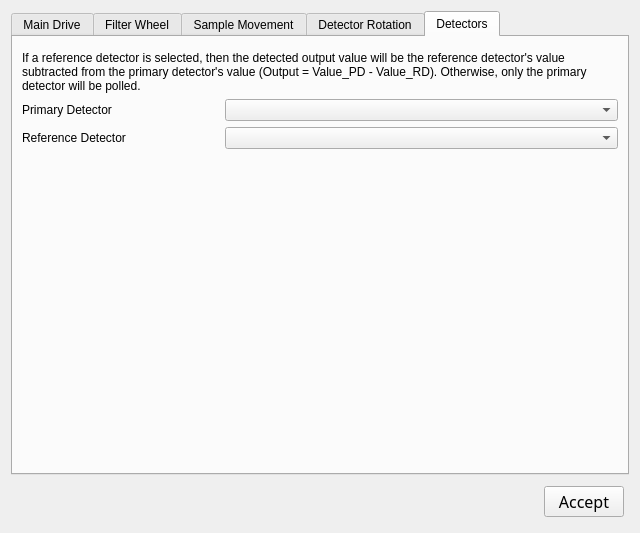
Before: the Qt Designer form ui/machine_config.ui in mitbailey/MMC, drawn with Qt 5.
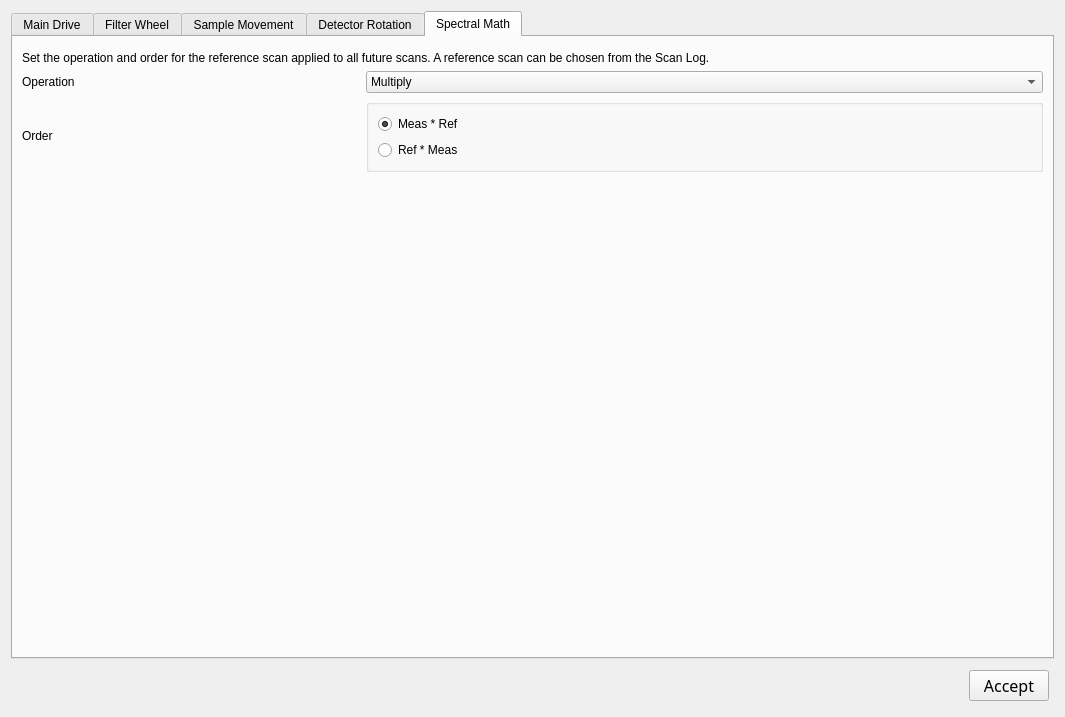
After: the same form once the commit is applied. The open tabs and pages were chosen to show the change.

Commit message: Fixed ref check boxes

Diff of the .ui file:
```diff
--- a/ui/machine_config.ui
+++ b/ui/machine_config.ui
@@ -6,8 +6,8 @@
    <rect>
     <x>0</x>
     <y>0</y>
-    <width>640</width>
-    <height>533</height>
+    <width>1065</width>
+    <height>717</height>
    </rect>
   </property>
   <property name="minimumSize">
@@ -1302,7 +1302,7 @@
      </widget>
      <widget class="QWidget" name="tab">
       <attribute name="title">
-       <string>Detectors</string>
+       <string>Spectral Math</string>
       </attribute>
       <layout class="QVBoxLayout" name="verticalLayout">
        <item>
@@ -1319,7 +1319,7 @@
             </size>
            </property>
            <property name="text">
-            <string>If a reference detector is selected, then the detected output value will be the reference detector's value subtracted from the primary detector's value (Output = Value_PD - Value_RD). Otherwise, only the primary detector will be polled.</string>
+            <string>Set the operation and order for the reference scan applied to all future scans. A reference scan can be chosen from the Scan Log.</string>
            </property>
            <property name="wordWrap">
             <bool>true</bool>
@@ -1342,12 +1342,23 @@
             </size>
            </property>
            <property name="text">
-            <string>Primary Detector</string>
+            <string>Operation</string>
            </property>
           </widget>
          </item>
          <item>
-          <widget class="QComboBox" name="comboBox_2"/>
+          <widget class="QComboBox" name="operation_qcb">
+           <item>
+            <property name="text">
+             <string>Multiply</string>
+            </property>
+           </item>
+           <item>
+            <property name="text">
+             <string>Divide</string>
+            </property>
+           </item>
+          </widget>
          </item>
         </layout>
        </item>
@@ -1365,12 +1376,35 @@
             </size>
            </property>
            <property name="text">
-            <string>Reference Detector</string>
+            <string>Order</string>
            </property>
           </widget>
          </item>
          <item>
-          <widget class="QComboBox" name="comboBox"/>
+          <widget class="QGroupBox" name="groupBox">
+           <property name="title">
+            <string/>
+           </property>
+           <layout class="QVBoxLayout" name="verticalLayout_6">
+            <item>
+             <widget class="QRadioButton" name="order_meas_ref_qrb">
+              <property name="text">
+               <string>Meas * Ref</string>
+              </property>
+              <property name="checked">
+               <bool>true</bool>
+              </property>
+             </widget>
+            </item>
+            <item>
+             <widget class="QRadioButton" name="order_ref_meas_qrb">
+              <property name="text">
+               <string>Ref * Meas</string>
+              </property>
+             </widget>
+            </item>
+           </layout>
+          </widget>
          </item>
         </layout>
        </item>
```
The commit also changes 2 other files.
